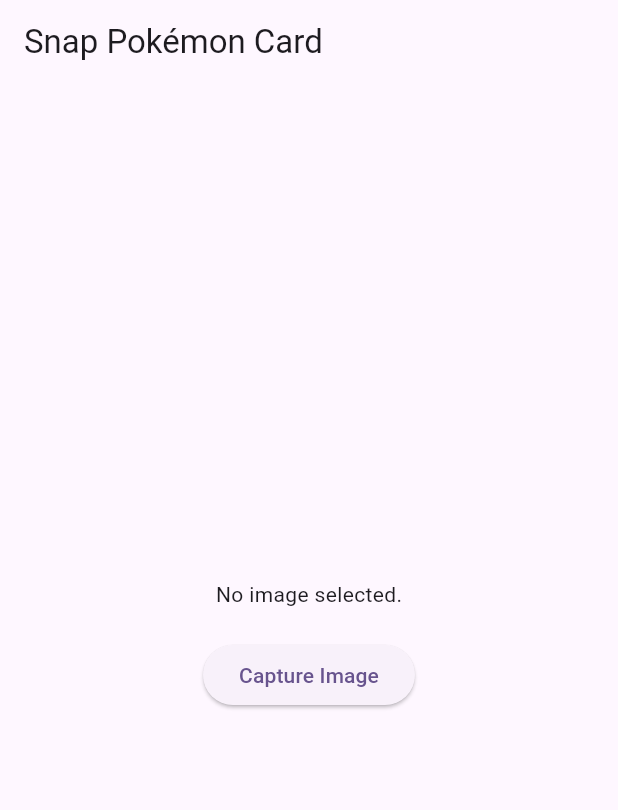
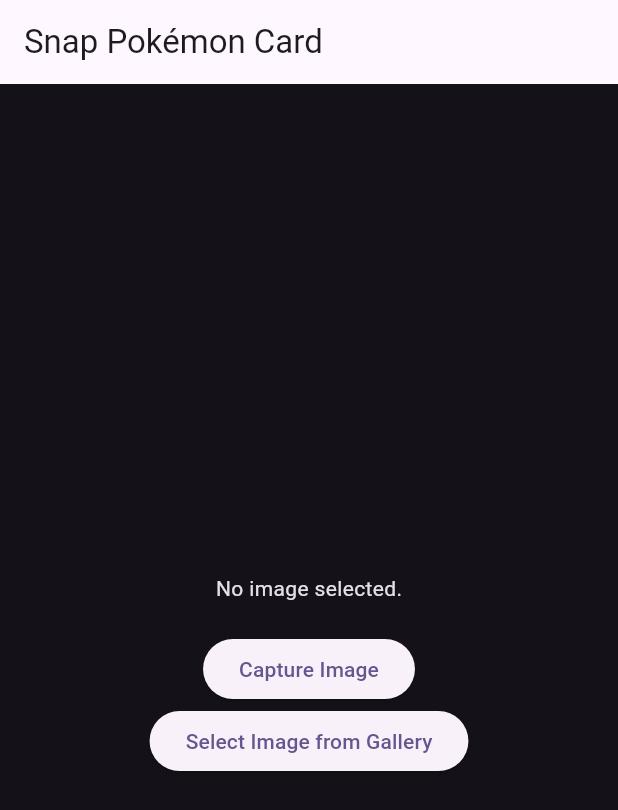
Before and after one commit to andreped/DexGrade, a Flutter app: the screen it shows after launch, after a tap on "Capture Image", on a phone screen of 412 x 824 dp. Shown: the top 810 px of the screen. Run offline on Flutter 3.47's test engine with Material 3 defaults, Android fonts, the phone set to English and light mode, and no system bars; our stand-ins replace image_picker, permission_handler; missing offline and left inert: tflite_flutter; project files that could hold a hidden picture were left out.

Commit message:
Fix camera permissions; allow selecting photo instead of snap (#2)

```diff
--- a/lib/main.dart
+++ b/lib/main.dart
@@ -12,7 +12,7 @@
   Widget build(BuildContext context) {
     return MaterialApp(
       title: 'DexGrade: Pokémon Card Trading',
-      theme: ThemeData(
+      theme: ThemeData.dark().copyWith(
         colorScheme: ColorScheme.fromSeed(seedColor: Colors.deepPurple),
         useMaterial3: true,
       ),
--- a/lib/services/camera_service.dart
+++ b/lib/services/camera_service.dart
@@ -1,6 +1,9 @@
 import 'package:flutter/material.dart';
 import 'package:image_picker/image_picker.dart';
+import 'package:permission_handler/permission_handler.dart';
 import 'dart:io';
+import 'dart:async';
+import 'package:image/image.dart' as img;
 import 'tflite_service.dart';
 
 class CameraScreen extends StatefulWidget {
@@ -12,11 +15,19 @@
   File? _image;
   List<Map<String, dynamic>>? _results;
   final TFLiteHelper _tfliteHelper = TFLiteHelper();
+  double? _imageWidth;
+  double? _imageHeight;
 
   @override
   void initState() {
     super.initState();
+    _requestPermissions();
     _tfliteHelper.loadModel();
+  }
+
+  Future<void> _requestPermissions() async {
+    await Permission.camera.request();
+    await Permission.storage.request();
   }
 
   @override
@@ -25,13 +36,17 @@
     super.dispose();
   }
 
-  Future<void> _pickImage() async {
-    final pickedFile = await ImagePicker().getImage(source: ImageSource.camera);
+  Future<void> _pickImage({required ImageSource source}) async {
+    final pickedFile = await ImagePicker().getImage(source: source);
     if (pickedFile != null) {
+      final image = File(pickedFile.path);
+      final decodedImage = img.decodeImage(image.readAsBytesSync());
       setState(() {
-        _image = File(pickedFile.path);
+        _image = image;
+        _imageWidth = decodedImage?.width.toDouble();
+        _imageHeight = decodedImage?.height.toDouble();
       });
-      _classifyImage(File(pickedFile.path));
+      _classifyImage(image);
     }
   }
 
@@ -49,18 +64,10 @@
         title: Text('Snap Pokémon Card'),
       ),
       body: Center(
+        child: SingleChildScrollView(
           child: Column(
             mainAxisAlignment: MainAxisAlignment.center,
             children: <Widget>[
-            _image == null
-                ? Text('No image selected.')
-                : Image.file(_image!),
-            SizedBox(height: 20),
-            ElevatedButton(
-              onPressed: _pickImage,
-              child: Text('Capture Image'),
-            ),
-            SizedBox(height: 20),
               _results == null
                   ? Container()
                   : Column(
@@ -70,7 +77,24 @@
                         );
                       }).toList(),
                     ),
+              SizedBox(height: 20),
+              _image == null
+                  ? Text('No image selected.')
+                  : AspectRatio(
+                      aspectRatio: _imageWidth! / _imageHeight!,
+                      child: Image.file(_image!),
+                    ),
+              SizedBox(height: 20),
+              ElevatedButton(
+                onPressed: () => _pickImage(source: ImageSource.camera),
+                child: Text('Capture Image'),
+              ),
+              ElevatedButton(
+                onPressed: () => _pickImage(source: ImageSource.gallery),
+                child: Text('Select Image from Gallery'),
+              ),
             ],
+          ),
         ),
       ),
     );
--- a/pubspec.yaml
+++ b/pubspec.yaml
@@ -34,6 +34,7 @@
   image_picker: ^0.8.4+4
   tflite_flutter: ^0.11.0
   image: ^3.0.1
+  permission_handler: ^10.2.0
 
   # The following adds the Cupertino Icons font to your application.
   # Use with the CupertinoIcons class for iOS style icons.
```
Also changed, not shown: pubspec.lock, 3 other files. Lines whose indentation alone changed are shown as unchanged.
